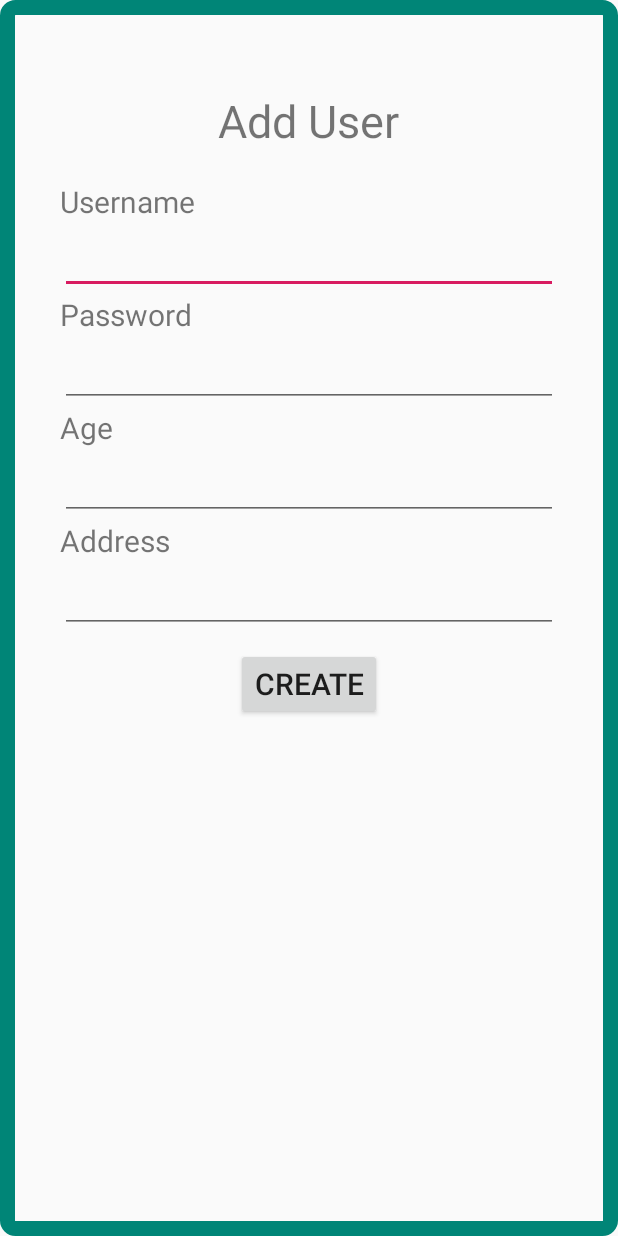
After one commit to yankaiwu/AndroidStudiosA1, an Android app: the layout pop_add_customer.xml on its own in the app's theme, with its tools: preview values and no code run, on a phone screen of 412 x 824 dp. The commit adds this screen. Run offline under Robolectric (Android 15) with nearby library versions, the phone set to English and light mode, and no system bars.

Commit message:
Implemented log out button and pop ups

```diff
--- a/src/main/java/com/example/shoppingapplication/LoginActivity.java
+++ b/src/main/java/com/example/shoppingapplication/LoginActivity.java
@@ -3,7 +3,10 @@ package com.example.shoppingapplication;
 import androidx.appcompat.app.AppCompatActivity;
 
 import android.os.Bundle;
+import android.widget.Button;
 import android.widget.ImageView;
+
+import com.example.shoppingapplication.ButtonController.LoginButtonController;
 
 public class LoginActivity extends AppCompatActivity {
 
@@ -13,5 +16,7 @@ public class LoginActivity extends AppCompatActivity {
         setContentView(R.layout.activity_login);
         ImageView shoppingAppIcon = findViewById(R.id.shoppingAppLogo);
         shoppingAppIcon.setImageResource(R.drawable.normal_rabbit);
+        Button loginButton = findViewById(R.id.loginButton);
+        loginButton.setOnClickListener(new LoginButtonController(this));
     }
 }
--- /dev/null
+++ b/src/main/res/drawable/custom_border.xml
@@ -0,0 +1,9 @@
+<?xml version="1.0" encoding="utf-8"?>
+<shape xmlns:android="http://schemas.android.com/apk/res/android"
+    android:shape="rectangle">
+    <corners android:radius="5sp"/>
+    <padding android:left="10sp" android:right="10sp"
+        android:top="10sp" android:bottom="10sp"/>
+    <stroke android:width="10sp" android:color="@color/colorPrimary"/>
+
+</shape>
--- /dev/null
+++ b/src/main/res/layout/pop_add_customer.xml
@@ -0,0 +1,77 @@
+<?xml version="1.0" encoding="utf-8"?>
+<LinearLayout xmlns:android="http://schemas.android.com/apk/res/android"
+    android:layout_width="match_parent"
+    android:layout_height="match_parent"
+    android:background="@drawable/custom_border"
+    android:orientation="vertical"
+    android:padding="40sp">
+
+    <TextView
+        android:id="@+id/addUserHeading"
+        android:layout_width="wrap_content"
+        android:layout_height="wrap_content"
+        android:layout_gravity="center_horizontal"
+        android:layout_marginTop="20sp"
+        android:text="@string/addUserHeading"
+        android:textSize="@dimen/headingText" />
+
+    <TextView
+        android:layout_width="wrap_content"
+        android:layout_height="wrap_content"
+        android:layout_marginTop="20sp"
+        android:text="@string/username"
+        android:textSize="@dimen/bodyText" />
+
+    <EditText
+        android:id="@+id/customerUsername"
+        android:layout_width="match_parent"
+        android:layout_height="wrap_content"
+        android:textSize="@dimen/bodyText" />
+
+    <TextView
+        android:layout_width="wrap_content"
+        android:layout_height="wrap_content"
+        android:text="@string/password"
+        android:textSize="@dimen/bodyText" />
+
+    <EditText
+        android:id="@+id/customerPassword"
+        android:layout_width="match_parent"
+        android:layout_height="wrap_content"
+        android:textSize="@dimen/bodyText" />
+
+    <TextView
+        android:layout_width="wrap_content"
+        android:layout_height="wrap_content"
+        android:text="@string/age"
+        android:textSize="@dimen/bodyText" />
+
+    <EditText
+        android:id="@+id/customerAge"
+        android:layout_width="match_parent"
+        android:layout_height="wrap_content"
+        android:textSize="@dimen/bodyText"
+        android:inputType="number"/>
+
+    <TextView
+        android:layout_width="wrap_content"
+        android:layout_height="wrap_content"
+        android:text="@string/address"
+        android:textSize="@dimen/bodyText" />
+
+    <EditText
+        android:id="@+id/customerAddress"
+        android:layout_width="match_parent"
+        android:layout_height="wrap_content"
+        android:textSize="@dimen/bodyText" />
+
+    <Button
+        android:id="@+id/createCustomerButton"
+        android:layout_width="wrap_content"
+        android:layout_height="wrap_content"
+        android:layout_gravity="center_horizontal"
+        android:layout_marginTop="10sp"
+        android:text="@string/createButton"
+        android:textSize="@dimen/bodyText" />
+
+</LinearLayout>
--- a/src/main/res/values/colors.xml
+++ b/src/main/res/values/colors.xml
@@ -3,4 +3,5 @@
     <color name="colorPrimary">#008577</color>
     <color name="colorPrimaryDark">#00574B</color>
     <color name="colorAccent">#D81B60</color>
+    <color name="colorBackground">#D3D3D3</color>
 </resources>
--- a/src/main/res/values/strings.xml
+++ b/src/main/res/values/strings.xml
@@ -38,4 +38,12 @@
     <string name="itemInput">Item:</string>
     <string name="quantityInput">Quantity:</string>
 
+    <string name="addUserHeading">Add User</string>
+    <string name="addEmployeeHeading">Add Employee</string>
+    <string name="username">Username</string>
+    <string name="password">Password</string>
+    <string name="age">Age</string>
+    <string name="address">Address</string>
+    <string name="createButton">Create</string>
+
 </resources>
--- a/src/main/res/values/styles.xml
+++ b/src/main/res/values/styles.xml
@@ -8,4 +8,9 @@
         <item name="colorAccent">@color/colorAccent</item>
     </style>
 
+    <style name="AppTheme.PopUpTheme" >
+        <item name="android:windowIsTranslucent">true</item>
+        <item name="android:windowCloseOnTouchOutside">true</item>
+    </style>
+
 </resources>
```
Also changed, not shown: src/main/AndroidManifest.xml (+6 -2 lines), src/main/java/com/example/shoppingapplication/AdminActivity.java (+21 -0 lines), src/main/java/com/example/shoppingapplication/ButtonController/AddEmployeeButtonController.java (added, +22 -0 lines), src/main/java/com/example/shoppingapplication/ButtonController/AddUserButtonController.java (added, +21 -0 lines), src/main/java/com/example/shoppingapplication/ButtonController/LoginButtonController.java (added, +44 -0 lines), src/main/java/com/example/shoppingapplication/CreateEmployeePopUp.java (added, +20 -0 lines), src/main/java/com/example/shoppingapplication/CreateUserPopUp.java (added, +21 -0 lines), src/main/java/com/example/shoppingapplication/CustomerActivity.java (+12 -0 lines), src/main/java/com/example/shoppingapplication/EmployeeActivity.java (+19 -0 lines), src/main/res/layout/activity_login.xml (+12 -2 lines), src/main/res/layout/pop_add_employee.xml (added, +77 -0 lines).
